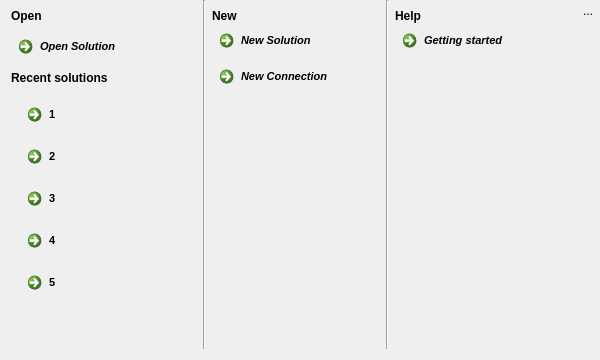
fritzone/ddm, file MainWindowButtonDialog.ui: the form before one commit.
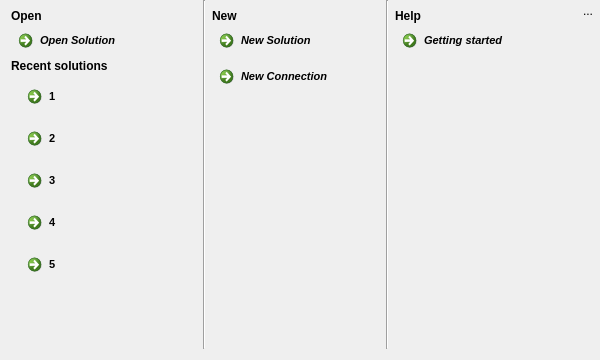
The form after the commit. Icons and pictures are not drawn.

Diff of the .ui file:
```diff
--- a/MainWindowButtonDialog.ui
+++ b/MainWindowButtonDialog.ui
@@ -47,7 +47,7 @@
       <item>
        <layout class="QVBoxLayout" name="verticalLayout">
         <property name="spacing">
-         <number>6</number>
+         <number>0</number>
         </property>
         <item>
          <spacer name="verticalSpacer_6">
```
